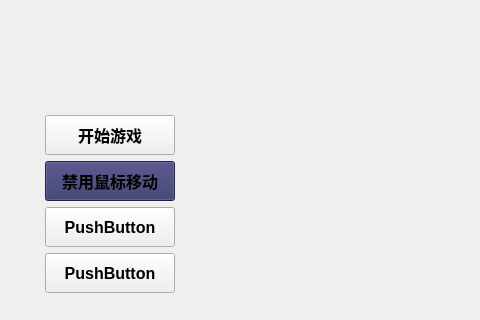
Above: mainwindow.ui from MrSupremacy/cxsjsx_very_QuTe before the change; both pictures show x 0 to 480 and y 280 to 600 of the 900 by 600 pixel window. Below: the same form after it.
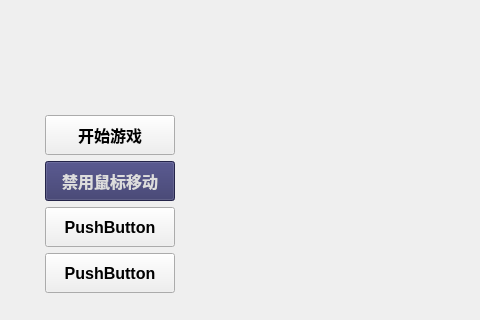
That is the form after the change.

Patch:
```diff
--- a/mainwindow.ui
+++ b/mainwindow.ui
@@ -104,7 +104,7 @@
              </font>
             </property>
             <property name="styleSheet">
-             <string notr="true">background-color: #336;</string>
+             <string notr="true">background-color: #336; color: #ddd;</string>
             </property>
             <property name="text">
              <string>禁用鼠标移动</string>
```
